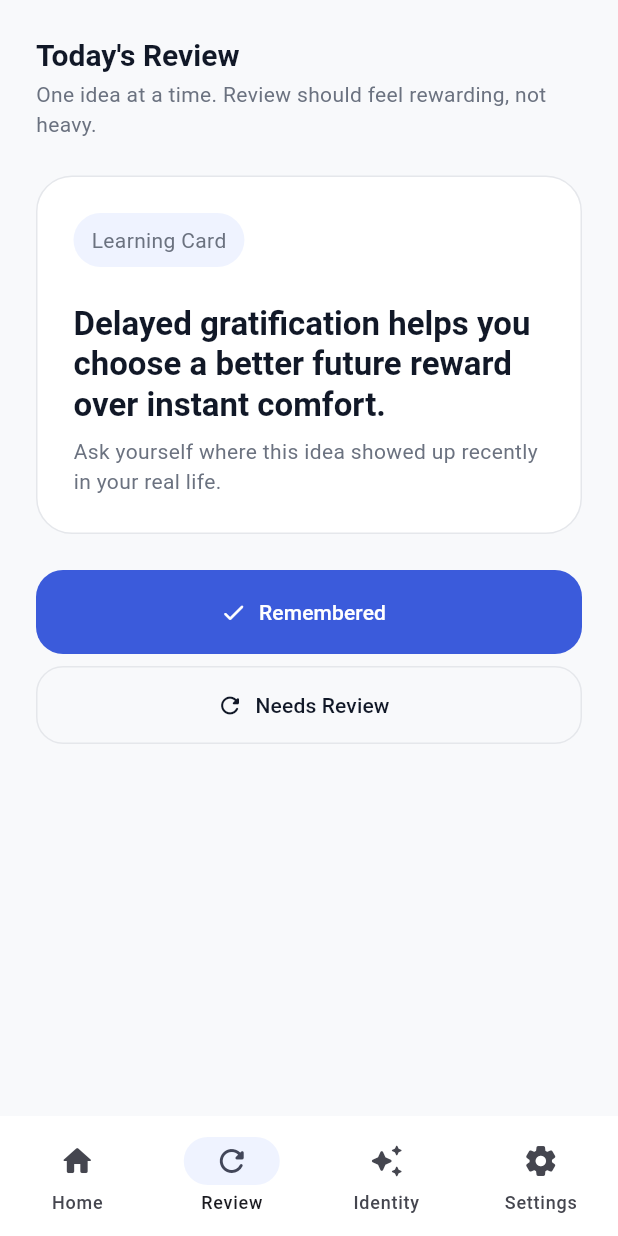
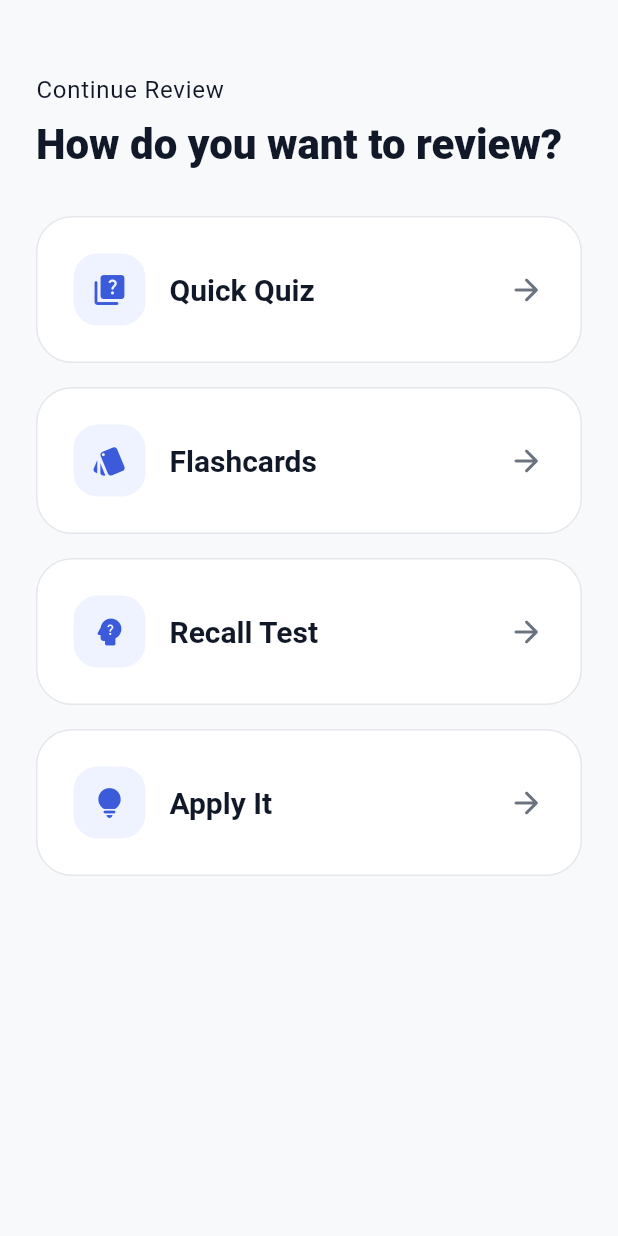
Before and after one commit to LifeTalkMinistry/NoteU, a Flutter app: the ReviewScreen screen opened by its route, on a phone screen of 412 x 824 dp. Run offline on Flutter 3.47's test engine with Material 3 defaults, Android fonts, the phone set to English and light mode, and no system bars; our stand-ins replace flutter_riverpod, go_router, hive, hive_flutter; accounts and stored records are empty.

Commit message:
Add simple review method picker

```diff
--- a/lib/features/review/presentation/screens/review_screen.dart
+++ b/lib/features/review/presentation/screens/review_screen.dart
@@ -5,9 +5,6 @@ import '../../../../app/theme/app_colors.dart';
 import '../../../../app/theme/app_spacing.dart';
 import '../../../../shared/presentation/widgets/app_scaffold.dart';
 import '../../../../shared/presentation/widgets/noteu_card.dart';
-import '../../../../shared/presentation/widgets/primary_button.dart';
-import '../../../../shared/presentation/widgets/secondary_button.dart';
-import '../../../../shared/presentation/widgets/section_header.dart';
 
 class ReviewScreen extends StatelessWidget {
   const ReviewScreen({super.key});
@@ -16,42 +13,78 @@ class ReviewScreen extends StatelessWidget {
   Widget build(BuildContext context) {
     return AppScaffold(
       currentRoute: AppRoutes.review,
+      showNavigation: false,
       children: [
-        const SectionHeader(
-          title: 'Today\'s Review',
-          subtitle: 'One idea at a time. Review should feel rewarding, not heavy.',
-        ),
         const SizedBox(height: AppSpacing.lg),
-        NoteUCard(
+        ConstrainedBox(
+          constraints: const BoxConstraints(maxWidth: 520),
           child: Column(
             crossAxisAlignment: CrossAxisAlignment.start,
             children: [
-              Container(
-                padding: const EdgeInsets.symmetric(horizontal: 12, vertical: 8),
-                decoration: BoxDecoration(
-                  color: AppColors.primarySoft,
-                  borderRadius: BorderRadius.circular(999),
-                ),
-                child: const Text('Learning Card'),
-              ),
-              const SizedBox(height: AppSpacing.lg),
-              Text(
-                'Delayed gratification helps you choose a better future reward over instant comfort.',
-                style: Theme.of(context).textTheme.headlineSmall,
-              ),
+              Text('Continue Review', style: Theme.of(context).textTheme.bodyLarge),
               const SizedBox(height: AppSpacing.sm),
               Text(
-                'Ask yourself where this idea showed up recently in your real life.',
-                style: Theme.of(context).textTheme.bodyMedium,
+                'How do you want to review?',
+                style: Theme.of(context).textTheme.headlineMedium,
+              ),
+              const SizedBox(height: AppSpacing.xl),
+              const _ReviewMethodCard(
+                title: 'Quick Quiz',
+                icon: Icons.quiz_rounded,
+              ),
+              const SizedBox(height: AppSpacing.md),
+              const _ReviewMethodCard(
+                title: 'Flashcards',
+                icon: Icons.style_rounded,
+              ),
+              const SizedBox(height: AppSpacing.md),
+              const _ReviewMethodCard(
+                title: 'Recall Test',
+                icon: Icons.psychology_alt_rounded,
+              ),
+              const SizedBox(height: AppSpacing.md),
+              const _ReviewMethodCard(
+                title: 'Apply It',
+                icon: Icons.lightbulb_rounded,
               ),
             ],
           ),
         ),
-        const SizedBox(height: AppSpacing.lg),
-        PrimaryButton(label: 'Remembered', icon: Icons.check_rounded, onPressed: () {}),
-        const SizedBox(height: AppSpacing.sm),
-        SecondaryButton(label: 'Needs Review', icon: Icons.refresh_rounded, onPressed: () {}),
       ],
     );
   }
 }
+
+class _ReviewMethodCard extends StatelessWidget {
+  const _ReviewMethodCard({
+    required this.title,
+    required this.icon,
+  });
+
+  final String title;
+  final IconData icon;
+
+  @override
+  Widget build(BuildContext context) {
+    return NoteUCard(
+      child: Row(
+        children: [
+          Container(
+            width: 48,
+            height: 48,
+            decoration: BoxDecoration(
+              color: AppColors.primarySoft,
+              borderRadius: BorderRadius.circular(16),
+            ),
+            child: Icon(icon, color: AppColors.primary),
+          ),
+          const SizedBox(width: AppSpacing.md),
+          Expanded(
+            child: Text(title, style: Theme.of(context).textTheme.titleLarge),
+          ),
+          const Icon(Icons.arrow_forward_rounded, color: AppColors.textSecondary),
+        ],
+      ),
+    );
+  }
+}
```
